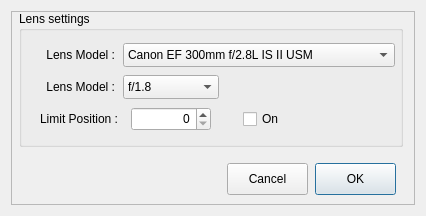
This is EFLensController.ui in rpineau/EFLensController as Qt 5 draws it before an edit. The edited form follows.
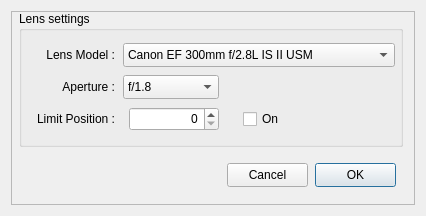
This is the edited form. Custom widgets are drawn as their Qt base class.

```diff
--- a/EFLensController.ui
+++ b/EFLensController.ui
@@ -73,9 +73,9 @@
       <widget class="QLabel" name="label_4">
        <property name="geometry">
         <rect>
-         <x>8</x>
+         <x>0</x>
          <y>96</y>
-         <width>91</width>
+         <width>96</width>
          <height>24</height>
         </rect>
        </property>
@@ -102,9 +102,9 @@
       <widget class="QSpinBox" name="posLimit">
        <property name="geometry">
         <rect>
-         <x>112</x>
+         <x>110</x>
          <y>96</y>
-         <width>80</width>
+         <width>90</width>
          <height>24</height>
         </rect>
        </property>
@@ -156,7 +156,7 @@
         </rect>
        </property>
        <property name="text">
-        <string>Lens Model :</string>
+        <string>Aperture :</string>
        </property>
        <property name="alignment">
         <set>Qt::AlignRight|Qt::AlignTrailing|Qt::AlignVCenter</set>
@@ -187,7 +187,7 @@
         <x>304</x>
         <y>152</y>
         <width>81</width>
-        <height>32</height>
+        <height>24</height>
        </rect>
       </property>
       <property name="text">
@@ -203,7 +203,7 @@
         <x>216</x>
         <y>152</y>
         <width>81</width>
-        <height>32</height>
+        <height>24</height>
        </rect>
       </property>
       <property name="text">
```
Left out of the diff: 2 changed lines with no effect on the pictures.
